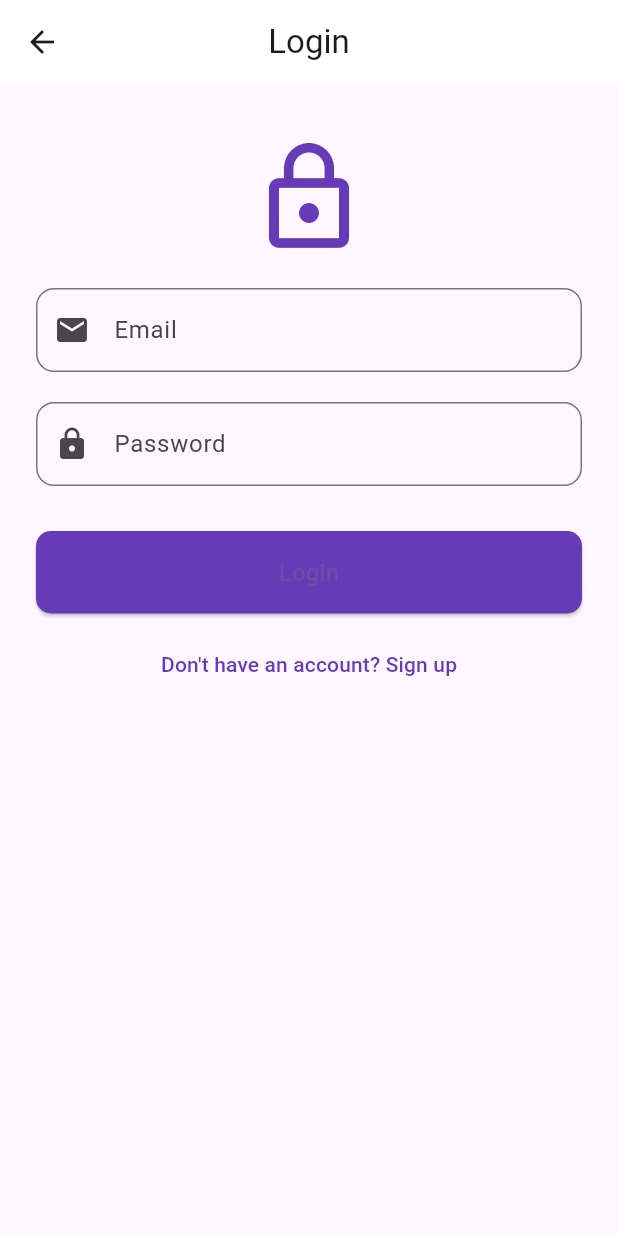
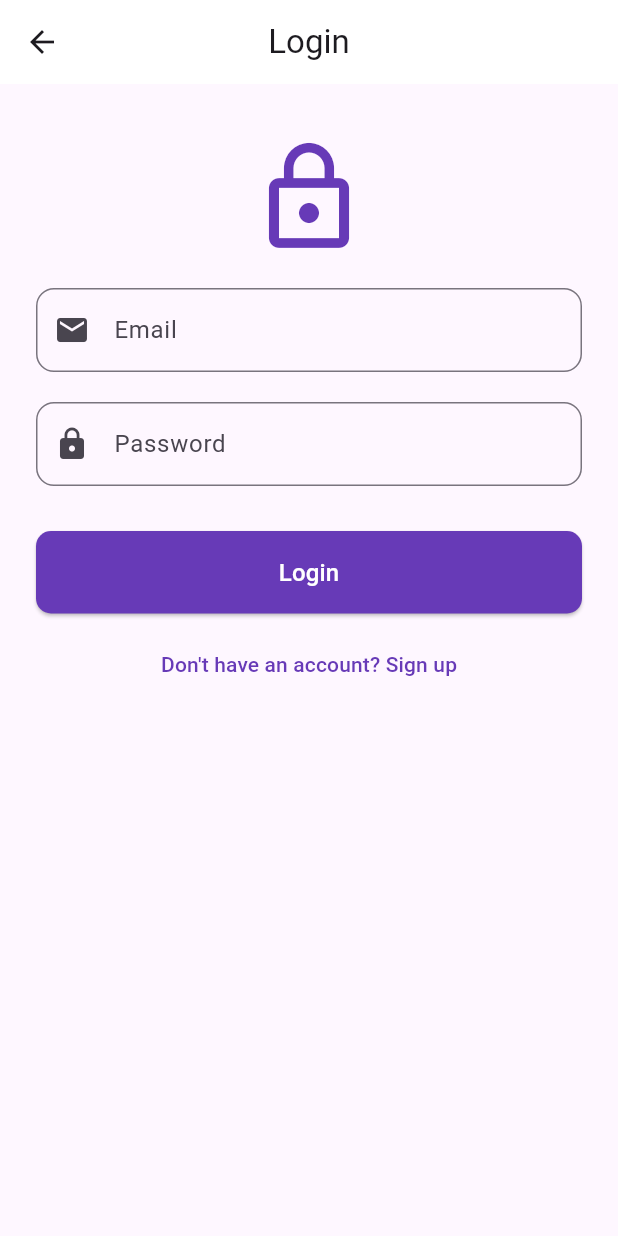
Before and after one commit to bjurd/flutter-concamp, a Flutter app: the screen it shows after launch, after a tap on "Sign Up", after a tap on "Already have an account? Log in", on a phone screen of 412 x 824 dp. Run offline on Flutter 3.47's test engine with Material 3 defaults, Android fonts, the phone set to English and light mode, and no system bars; our stand-ins replace cloud_firestore, firebase_auth, firebase_core; accounts and stored records are empty.

Commit message:
Make Login and Sign Up text white

```diff
--- a/lib/screens/login.dart
+++ b/lib/screens/login.dart
@@ -105,7 +105,7 @@ class _LoginState extends State<Login> {
                         );
                       }
                     },
-                    child: Text("Login", style: TextStyle(fontSize: 16)),
+                    child: Text("Login", style: TextStyle(fontSize: 16, color: Colors.white)),
                   ),
                   const SizedBox(height: 10),
 
--- a/lib/screens/signup.dart
+++ b/lib/screens/signup.dart
@@ -143,7 +143,7 @@ class _SignUpState extends State<SignUp> {
                       borderRadius: BorderRadius.circular(8),
                     ),
                   ),
-                  child: Text("Sign Up", style: TextStyle(fontSize: 16)),
+                  child: Text("Sign Up", style: TextStyle(fontSize: 16, color: Colors.white)),
                 ),
 
                 SizedBox(height: 12),
```
